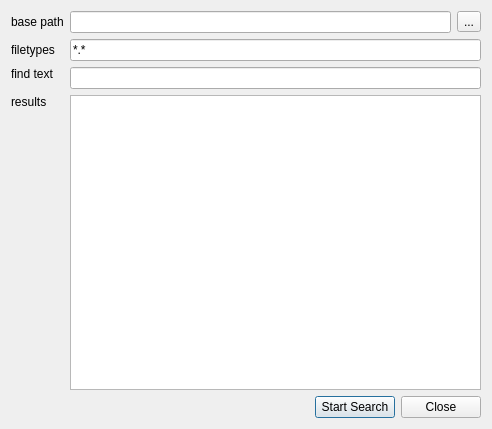
The window that blurdev/ide/ui/findfilesdialog.ui (blurstudio/PrEditor) describes before a commit, drawn with Qt 5.
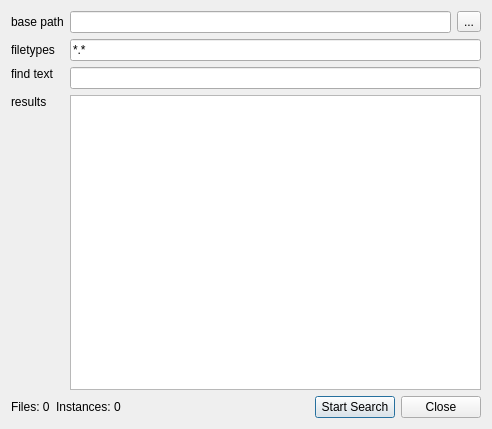
The same window after the commit.

Commit message: FindFilesDialog now displays the total number of found files and results.

What changed in the file:
```diff
--- a/blurdev/ide/ui/findfilesdialog.ui
+++ b/blurdev/ide/ui/findfilesdialog.ui
@@ -77,6 +77,26 @@
    </item>
    <item row="4" column="0" colspan="2">
     <layout class="QHBoxLayout" name="horizontalLayout_3">
+     <item>
+      <widget class="QLabel" name="uiFileCountLBL">
+       <property name="text">
+        <string>Files: 0</string>
+       </property>
+       <property name="alignment">
+        <set>Qt::AlignLeading|Qt::AlignLeft|Qt::AlignVCenter</set>
+       </property>
+      </widget>
+     </item>
+     <item>
+      <widget class="QLabel" name="uiResultsCountLBL">
+       <property name="text">
+        <string>Instances: 0</string>
+       </property>
+       <property name="alignment">
+        <set>Qt::AlignLeading|Qt::AlignLeft|Qt::AlignVCenter</set>
+       </property>
+      </widget>
+     </item>
      <item>
       <spacer name="horizontalSpacer">
        <property name="orientation">
```
The commit also changes 2 other files.
